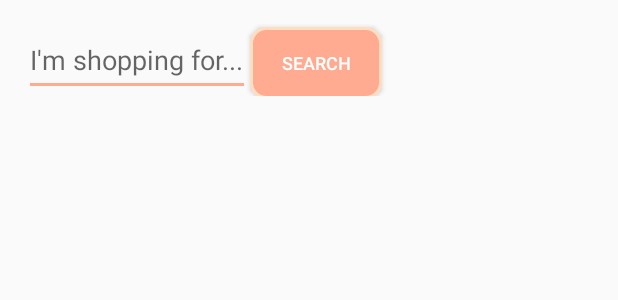
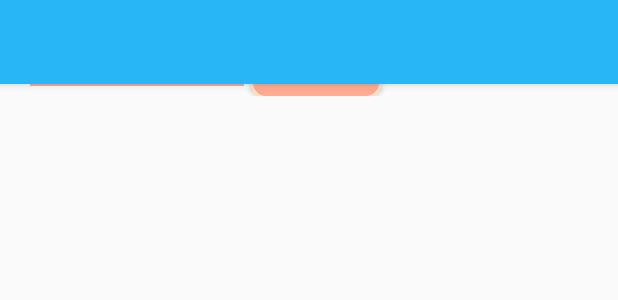
Before and after one commit to juanrubioutah/FBLA_APP_FINAL, an Android app: the layout activity_search.xml on its own in the app's theme, with its tools: preview values and no code run, on a phone screen of 412 x 824 dp. Shown: the top 300 px of the screen. Run offline under Robolectric (Android 15) with nearby library versions, the phone set to English and light mode, and no system bars.

Commit message:
new activity: search bar
hope no bugs

```diff
--- a/FBLA_APP_FINAL/app/src/main/AndroidManifest.xml
+++ b/FBLA_APP_FINAL/app/src/main/AndroidManifest.xml
@@ -39,7 +39,10 @@
             android:label="@string/title_activity_featured_items"
             android:theme="@style/AppTheme" />
         <activity android:name=".SearchActivity" />
-        <activity android:name=".PurchaseActivity"></activity>
+        <activity android:name=".PurchaseActivity" />
+        <activity
+            android:name=".SearchBar"
+            android:theme="@style/AppTheme.ActionBar"/>
     </application>
 
 </manifest>
--- a/FBLA_APP_FINAL/app/src/main/res/layout/activity_search.xml
+++ b/FBLA_APP_FINAL/app/src/main/res/layout/activity_search.xml
@@ -5,6 +5,21 @@
     android:layout_width="match_parent"
     android:layout_height="match_parent"
     tools:context="com.example.juanrubio.fbla_app_final.SearchActivity">
+
+
+    <android.support.design.widget.AppBarLayout
+        android:layout_width="match_parent"
+        android:layout_height="wrap_content"
+        android:theme="@style/AppBar">
+
+        <android.support.v7.widget.Toolbar
+            android:id="@+id/toolbar"
+            android:layout_width="match_parent"
+            android:layout_height="?attr/actionBarSize"
+            android:background="?attr/colorPrimary"
+            app:popupTheme="@style/ThemeOverlay.AppCompat.Light" />
+
+    </android.support.design.widget.AppBarLayout>
 
     <LinearLayout
         android:layout_width="match_parent"
--- a/FBLA_APP_FINAL/app/src/main/res/layout/app_bar_featured_items.xml
+++ b/FBLA_APP_FINAL/app/src/main/res/layout/app_bar_featured_items.xml
@@ -9,7 +9,7 @@
     <android.support.design.widget.AppBarLayout
         android:layout_width="match_parent"
         android:layout_height="wrap_content"
-        android:theme="@style/FeaturedItemsTheme">
+        android:theme="@style/AppBar">
 
         <android.support.v7.widget.Toolbar
             android:id="@+id/toolbar"
--- a/FBLA_APP_FINAL/app/src/main/res/values/styles.xml
+++ b/FBLA_APP_FINAL/app/src/main/res/values/styles.xml
@@ -14,7 +14,13 @@
         <item name="windowNoTitle">true</item>
     </style>
 
-    <style name="FeaturedItemsTheme" parent="ThemeOverlay.AppCompat.Dark">
+    <style name="AppTheme.ActionBar">
+        <item name="windowActionBar">true</item>
+        <item name="windowNoTitle">true</item>
+    </style>
+
+
+    <style name="AppBar" parent="ThemeOverlay.AppCompat.Dark">
         <item name="android:textColorPrimary">@color/colorWhiteText</item>
         <item name="android:textColorSecondary">@color/colorSecondary</item>
 
```
Also changed, not shown: FBLA_APP_FINAL/app/src/main/java/com/example/juanrubio/fbla_app_final/SearchBar.java (added, +13 -0 lines), FBLA_APP_FINAL/app/src/main/res/layout/activity_search_bar.xml (added, +9 -0 lines), FBLA_APP_FINAL/app/src/main/res/layout/intro.xml (added, +9 -0 lines), FBLA_APP_FINAL/app/src/main/res/layout/single_row.xml (+12 -9 lines).
